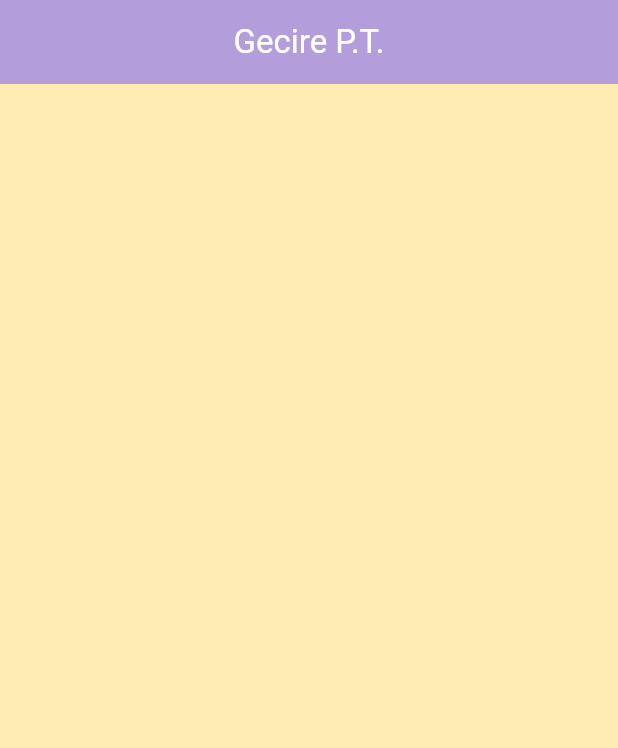
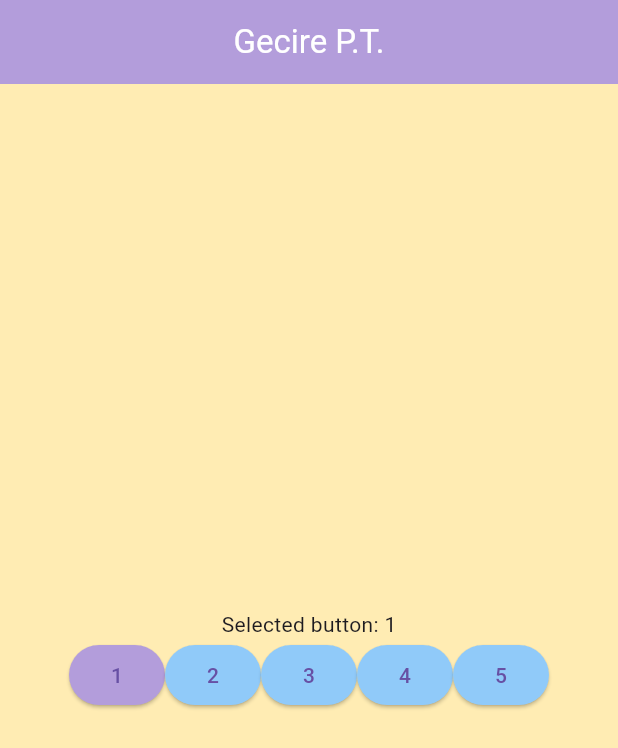
Before and after one commit to balintgoczan/gecikruvaanyjatafasszoposzemelyisegtesztnekgeci, a Flutter app: the screen it shows after launch, on a phone screen of 412 x 824 dp. Shown: the top 748 px of the screen. Run offline on Flutter 3.47's test engine with Material 3 defaults, Android fonts, the phone set to English and light mode, and no system bars.

Commit message:
Added buttons, which get a certain value when pressed, than print the to a box above them, only one button can be pressed at once

```diff
--- a/lib/pages/ui/pt.dart
+++ b/lib/pages/ui/pt.dart
@@ -10,8 +10,11 @@ class PT extends StatefulWidget {
 }
 
 class _PTState extends State<PT> {
+  int selectedButton = 0;
+
   @override
   Widget build(BuildContext context) {
+    int selectedbuttonTemp = selectedButton + 1;
     return Scaffold(
       backgroundColor: Colors.amber[100],
       appBar: AppBar(
@@ -22,7 +25,31 @@ class _PTState extends State<PT> {
           style: TextStyle(color: Colors.white),
         )),
       ),
-      // body:
+      body: Center(
+        child: Column(
+          mainAxisAlignment: MainAxisAlignment.center,
+          children: [
+            Text('Selected button: ${selectedbuttonTemp}'),
+            Row(
+                mainAxisAlignment: MainAxisAlignment.center,
+                // this generates 5 buttons
+                children: List.generate(5, (index) {
+                  return ElevatedButton(
+                      onPressed: () {
+                        setState(() {
+                          selectedButton = index;
+                        });
+                      },
+                      // ternary operator, its like an if-else statement, if selectedbutton = index, than color is purple, else its blue
+                      style: ElevatedButton.styleFrom(
+                          backgroundColor: selectedButton == index
+                              ? Colors.deepPurple[200]
+                              : Colors.blue[200]),
+                      child: Text('${index + 1}'));
+                })),
+          ],
+        ),
+      ),
     );
   }
 }
```
